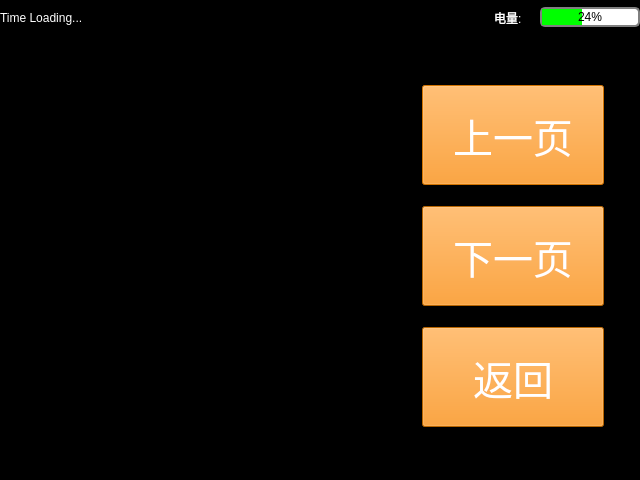
Old version of the form photosviewerwindow.ui in the repository a2824256/EVA-Qt-Beta.
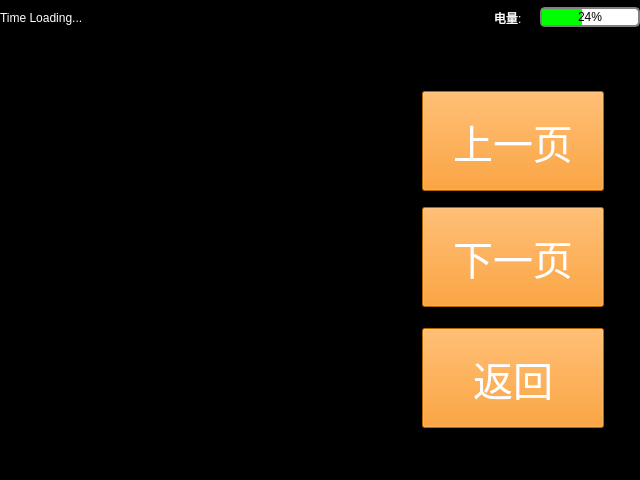
New version of the form.

The edit to the form file:
```diff
--- a/photosviewerwindow.ui
+++ b/photosviewerwindow.ui
@@ -214,17 +214,26 @@
         <property name="spacing">
          <number>0</number>
         </property>
+        <property name="topMargin">
+         <number>10</number>
+        </property>
         <item>
          <widget class="QPushButton" name="preButton">
           <property name="enabled">
-           <bool>false</bool>
+           <bool>true</bool>
           </property>
           <property name="minimumSize">
            <size>
-            <width>0</width>
+            <width>160</width>
             <height>100</height>
            </size>
           </property>
+          <property name="maximumSize">
+           <size>
+            <width>10000</width>
+            <height>90</height>
+           </size>
+          </property>
           <property name="font">
            <font>
             <pointsize>30</pointsize>
@@ -242,7 +251,7 @@
          <widget class="QPushButton" name="nextButton">
           <property name="minimumSize">
            <size>
-            <width>0</width>
+            <width>160</width>
             <height>100</height>
            </size>
           </property>
@@ -263,7 +272,7 @@
          <widget class="QPushButton" name="returnButton">
           <property name="minimumSize">
            <size>
-            <width>0</width>
+            <width>160</width>
             <height>100</height>
            </size>
           </property>
```
Left out of the diff: 272 changed lines with no effect on the pictures.
